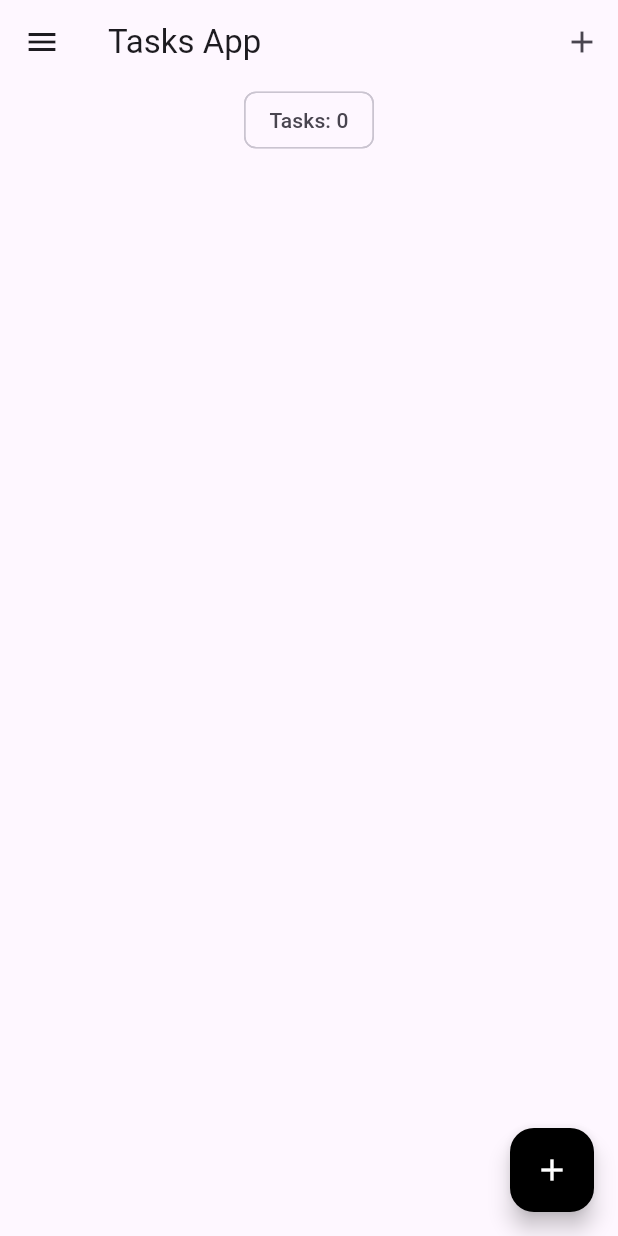
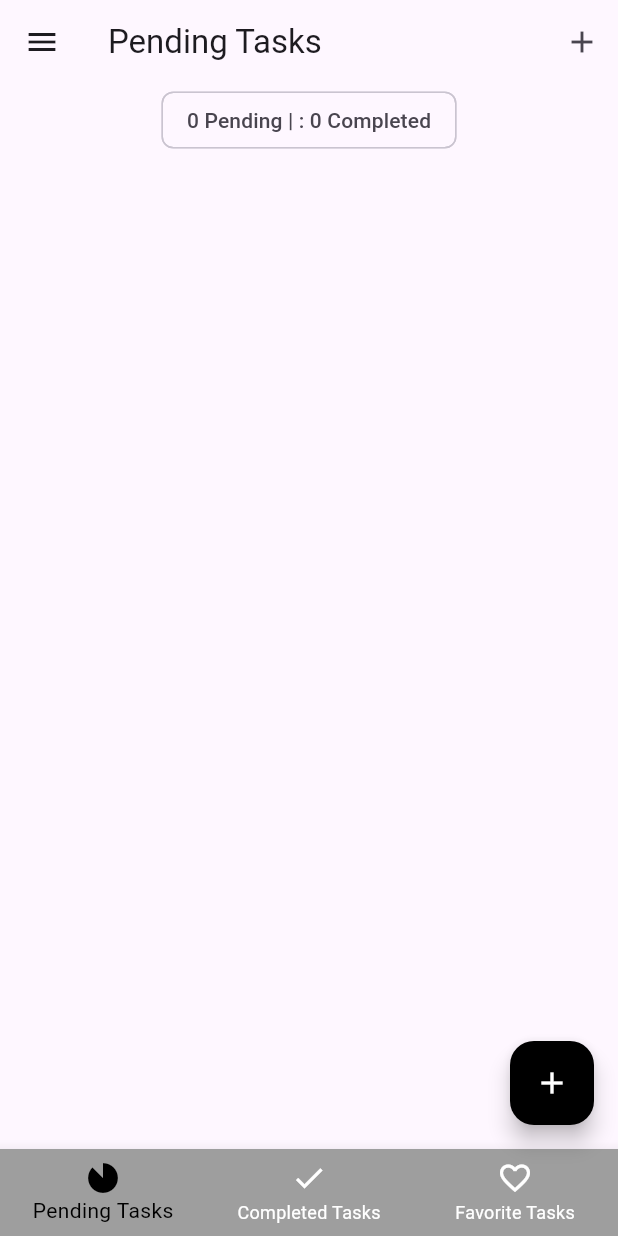
Before and after one commit to hitesh-techgrains/bloc_todo_app, a Flutter app: the screen it shows after launch, on a phone screen of 412 x 824 dp. Run offline on Flutter 3.47's test engine with Material 3 defaults, Android fonts, the phone set to English and light mode, and no system bars; our stand-ins replace equatable, flutter_bloc, hydrated_bloc; missing offline and left inert: techgrains.

Commit message:
Implementing Bottom Navigation Bar

```diff
--- a/lib/blocks/tasks/tasks_state.dart
+++ b/lib/blocks/tasks/tasks_state.dart
@@ -1,21 +1,30 @@
 part of 'tasks_bloc.dart';
 
 class TasksState extends Equatable {
-  final List<Task> allTasks;
+  final List<Task> pendingTasks;
+  final List<Task> completedTasks;
+  final List<Task> favoritesTasks;
   final List<Task> removedTasks;
 
-  const TasksState({this.allTasks = const [], this.removedTasks = const []});
+  const TasksState({this.pendingTasks = const [], this.completedTasks = const [], this.favoritesTasks = const [], this.removedTasks = const []});
 
   @override
-  List<Object> get props => [allTasks, removedTasks];
+  List<Object> get props => [pendingTasks, removedTasks];
 
   Map<String, dynamic> toJson() {
-    return {'allTasks': allTasks.map((task) => task.toMap()).toList(), 'removedTasks': removedTasks.map((task) => task.toMap()).toList()};
+    return {
+      'pendingTasks': pendingTasks.map((task) => task.toMap()).toList(),
+      'completedTasks': completedTasks.map((task) => task.toMap()).toList(),
+      'favoritesTasks': favoritesTasks.map((task) => task.toMap()).toList(),
+      'removedTasks': removedTasks.map((task) => task.toMap()).toList(),
+    };
   }
 
   factory TasksState.fromJson(Map<String, dynamic> map) {
     return TasksState(
-      allTasks: List<Task>.from(map['allTasks']?.map((task) => Task.fromMap(task)) ?? []),
+      pendingTasks: List<Task>.from(map['pendingTasks']?.map((task) => Task.fromMap(task)) ?? []),
+      completedTasks: List<Task>.from(map['completedTasks']?.map((task) => Task.fromMap(task)) ?? []),
+      favoritesTasks: List<Task>.from(map['favoritesTasks']?.map((task) => Task.fromMap(task)) ?? []),
       removedTasks: List<Task>.from(map['removedTasks']?.map((task) => Task.fromMap(task)) ?? []),
     );
   }
--- a/lib/common/constants.dart
+++ b/lib/common/constants.dart
@@ -1,4 +1,5 @@
 class AppRouteName {
   static const String taskList = '/taskList';
   static const String recycleBin = '/recycleBin';
+  static const String tabs = '/tabs';
 }
--- a/lib/main.dart
+++ b/lib/main.dart
@@ -1,5 +1,6 @@
 import 'package:bloc_to_do_app/blocks/switch/switch_bloc.dart';
 import 'package:bloc_to_do_app/blocks/tasks/tasks_bloc.dart';
+import 'package:bloc_to_do_app/screens/tabs_screen.dart';
 import 'package:bloc_to_do_app/services/app_router.dart';
 import 'package:bloc_to_do_app/services/app_theme.dart';
 import 'package:flutter/foundation.dart';
@@ -7,8 +8,6 @@ import 'package:flutter/material.dart';
 import 'package:flutter_bloc/flutter_bloc.dart';
 import 'package:hydrated_bloc/hydrated_bloc.dart';
 import 'package:path_provider/path_provider.dart';
-
-import 'screens/tasks_screen.dart';
 
 void main() async {
   WidgetsFlutterBinding.ensureInitialized();
@@ -37,7 +36,7 @@ class MyApp extends StatelessWidget {
           return MaterialApp(
             title: 'Flutter Tasks App',
             theme: state.isSwitched ? AppThemes.appThemeData[AppTheme.darkTheme] : AppThemes.appThemeData[AppTheme.lightTheme],
-            home: TasksScreen(),
+            home: TabsScreen(),
             onGenerateRoute: appRouter.onGenerateRoute,
           );
         },
--- a/lib/screens/my_drawer.dart
+++ b/lib/screens/my_drawer.dart
@@ -22,7 +22,7 @@ class MyDrawer extends StatelessWidget {
               return ListTile(
                 leading: Icon(Icons.folder_special_outlined),
                 title: Text('My Tasks'),
-                trailing: Text(state.allTasks.length.toString(), style: TextStyle(fontWeight: FontWeight.bold)),
+                trailing: Text("${state.pendingTasks.length}|${state.completedTasks.length}", style: TextStyle(fontWeight: FontWeight.bold)),
                 onTap: () {
                   Navigator.pushReplacementNamed(context, AppRouteName.taskList);
                 },
--- /dev/null
+++ b/lib/screens/pending_tasks_screen.dart
@@ -0,0 +1,27 @@
+import 'package:bloc_to_do_app/blocks/bloc_exports.dart';
+import 'package:bloc_to_do_app/models/tasks.dart';
+import 'package:bloc_to_do_app/widgets/tasks_list.dart';
+import 'package:flutter/material.dart';
+import 'package:flutter_bloc/flutter_bloc.dart';
+import 'package:techgrains/com/techgrains/common/tg_log.dart';
+
+class PendingTasksScreen extends StatelessWidget {
+  const PendingTasksScreen({super.key});
+
+  @override
+  Widget build(BuildContext context) {
+    TGLog.d("its rebuild");
+    return BlocBuilder<TasksBloc, TasksState>(
+      builder: (context, state) {
+        List<Task> taskList = state.pendingTasks;
+        return Column(
+          crossAxisAlignment: CrossAxisAlignment.center,
+          children: [
+            Center(child: Chip(label: Text('${taskList.length} Pending | : ${state.completedTasks.length} Completed'))),
+            TasksList(taskList: taskList),
+          ],
+        );
+      },
+    );
+  }
+}
--- /dev/null
+++ b/lib/screens/tabs_screen.dart
@@ -0,0 +1,61 @@
+import 'package:bloc_to_do_app/screens/add_task_screen.dart';
+import 'package:bloc_to_do_app/screens/completed_tasks_screen.dart';
+import 'package:bloc_to_do_app/screens/favorites_tasks_screen.dart';
+import 'package:bloc_to_do_app/screens/my_drawer.dart';
+import 'package:bloc_to_do_app/screens/pending_tasks_screen.dart';
+import 'package:flutter/material.dart';
+
+class TabsScreen extends StatefulWidget {
+  const TabsScreen({super.key});
+
+  @override
+  State<TabsScreen> createState() => _TabsScreenState();
+}
+
+class _TabsScreenState extends State<TabsScreen> {
+  final List<Map<String, dynamic>> _pageDetails = const [
+    {'title': 'Pending Tasks', 'pageName': PendingTasksScreen()},
+    {'title': 'Completed Tasks', 'pageName': CompletedTasksScreen()},
+    {'title': 'Favorite Tasks', 'pageName': FavoritesTasksScreen()},
+  ];
+
+  int _selectedPageIndex = 0;
+
+  void _addTask(BuildContext context) {
+    showModalBottomSheet(
+      useSafeArea: true,
+      context: context,
+      builder: (context) {
+        return SingleChildScrollView(child: AddTaskScreen());
+      },
+    );
+  }
+
+  @override
+  Widget build(BuildContext context) {
+    return Scaffold(
+      appBar: AppBar(
+        title: Text(_pageDetails[_selectedPageIndex]['title'] as String),
+        actions: [if (_selectedPageIndex == 0) IconButton(onPressed: () => _addTask(context), icon: const Icon(Icons.add))],
+      ),
+      drawer: MyDrawer(),
+      body: _pageDetails[_selectedPageIndex]['pageName'] as Widget,
+      floatingActionButton: _selectedPageIndex != 0
+          ? null
+          : FloatingActionButton(onPressed: () => _addTask(context), tooltip: 'Add Task', child: const Icon(Icons.add)),
+      bottomNavigationBar: BottomNavigationBar(
+        currentIndex: _selectedPageIndex,
+        items: const [
+          BottomNavigationBarItem(icon: Icon(Icons.incomplete_circle_outlined), label: 'Pending Tasks'),
+          BottomNavigationBarItem(icon: Icon(Icons.done_outlined), label: 'Completed Tasks'),
+          BottomNavigationBarItem(icon: Icon(Icons.favorite_outline), label: 'Favorite Tasks'),
+        ],
+        onTap: (index) {
+          setState(() {
+            _selectedPageIndex = index;
+          });
+        },
+      ),
+    );
+  }
+}
--- a/lib/screens/tasks_screen.dart
+++ /dev/null
@@ -1,48 +0,0 @@
-import 'package:bloc_to_do_app/blocks/bloc_exports.dart';
-import 'package:bloc_to_do_app/models/tasks.dart';
-import 'package:bloc_to_do_app/screens/add_task_screen.dart';
-import 'package:bloc_to_do_app/screens/my_drawer.dart';
-import 'package:bloc_to_do_app/widgets/tasks_list.dart';
-import 'package:flutter/material.dart';
-import 'package:flutter_bloc/flutter_bloc.dart';
-import 'package:techgrains/com/techgrains/common/tg_log.dart';
-
-class TasksScreen extends StatelessWidget {
-  const TasksScreen({super.key});
-
-  @override
-  Widget build(BuildContext context) {
-    TGLog.d("its rebuild");
-    return BlocBuilder<TasksBloc, TasksState>(
-      builder: (context, state) {
-        List<Task> taskList = state.allTasks;
-        return Scaffold(
-          resizeToAvoidBottomInset: true,
-          drawer: MyDrawer(),
-          appBar: AppBar(
-            title: const Text('Tasks App'),
-            actions: [IconButton(onPressed: () {}, icon: const Icon(Icons.add))],
-          ),
-          body: Column(
-            crossAxisAlignment: CrossAxisAlignment.center,
-            children: [
-              Center(child: Chip(label: Text('Tasks: ${taskList.length}'))),
-              TasksList(taskList: taskList),
-            ],
-          ),
-          floatingActionButton: FloatingActionButton(onPressed: () => _addTask(context), tooltip: 'Add Task', child: const Icon(Icons.add)),
-        );
-      },
-    );
-  }
-
-  void _addTask(BuildContext context) {
-    showModalBottomSheet(
-      useSafeArea: true,
-      context: context,
-      builder: (context) {
-        return SingleChildScrollView(child: AddTaskScreen());
-      },
-    );
-  }
-}
```
Also changed, not shown: lib/blocks/tasks/tasks_bloc.dart (+27 -7 lines), lib/screens/completed_tasks_screen.dart (added, +27 -0 lines), lib/screens/favorites_tasks_screen.dart (added, +27 -0 lines), lib/services/app_router.dart (+5 -2 lines).
